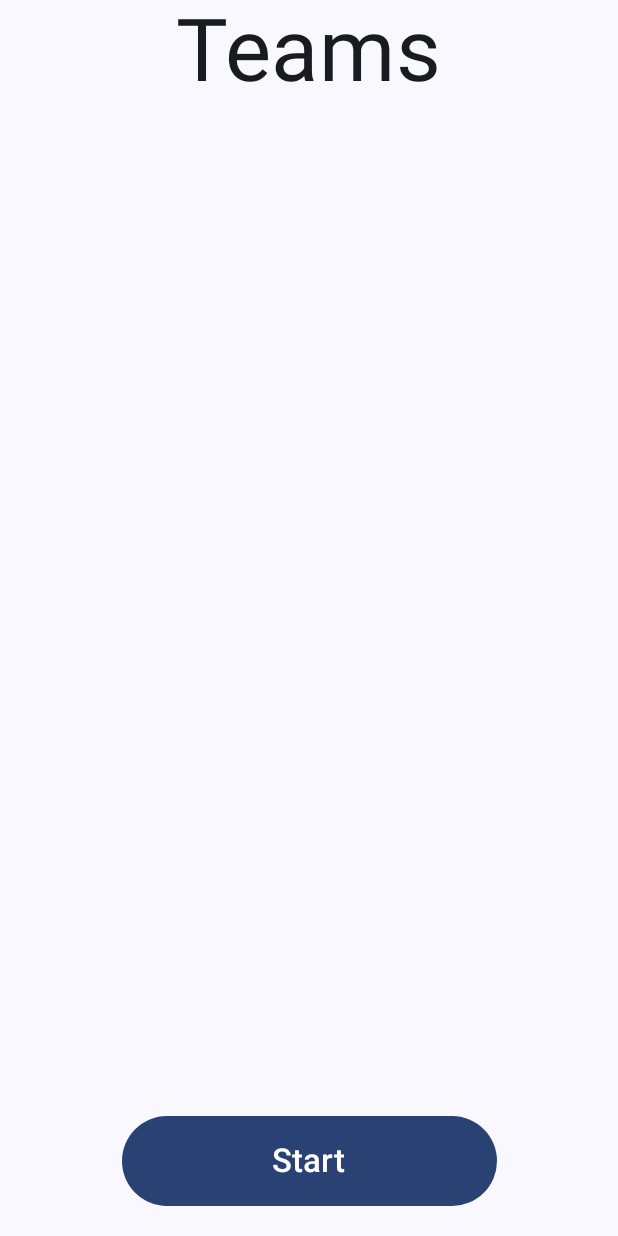
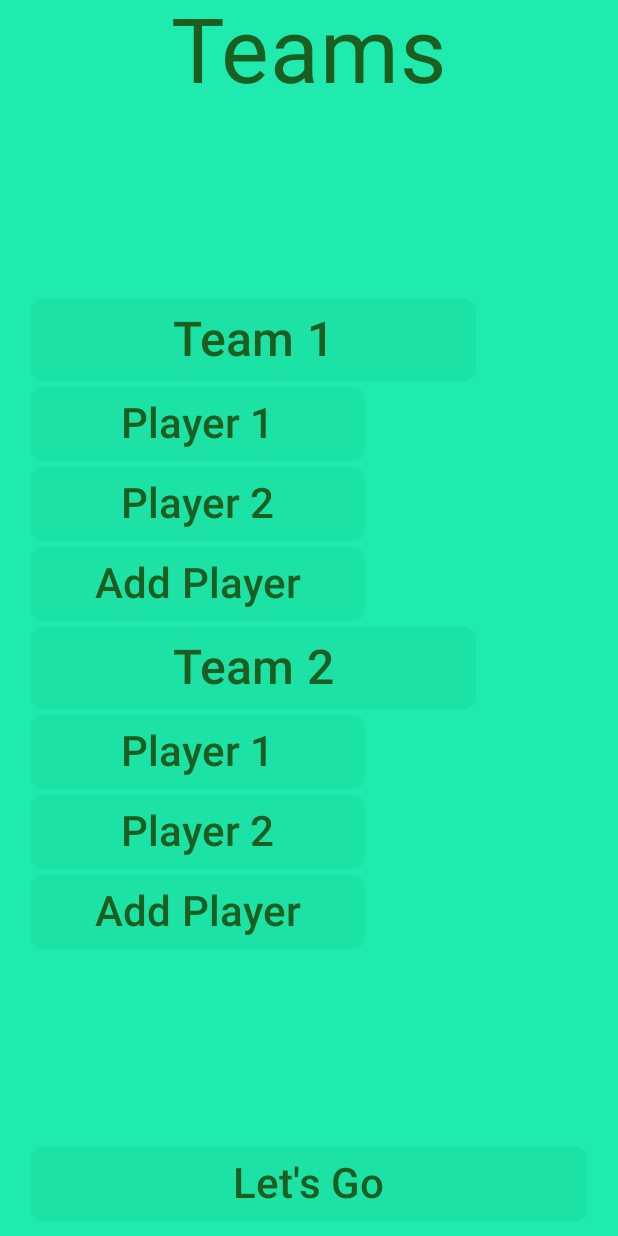
Before and after one commit to gev1997/AliasIT, an Android app built with Jetpack Compose: the TeamsPage screen opened through its navigation route, on a phone screen of 412 x 824 dp. Run offline under Robolectric (Android 15) with nearby library versions, the phone set to English and light mode, and no system bars.

Commit message:
Design TeamsPage

```diff
--- a/app/src/main/java/com/aliasit/ui/TeamsPage.kt
+++ b/app/src/main/java/com/aliasit/ui/TeamsPage.kt
@@ -1,31 +1,105 @@
 package com.aliasit.ui
 
+import androidx.compose.foundation.background
 import androidx.compose.foundation.layout.Arrangement
+import androidx.compose.foundation.layout.BoxWithConstraints
 import androidx.compose.foundation.layout.Column
+import androidx.compose.foundation.layout.Row
 import androidx.compose.foundation.layout.Spacer
+import androidx.compose.foundation.layout.fillMaxHeight
 import androidx.compose.foundation.layout.fillMaxSize
+import androidx.compose.foundation.layout.fillMaxWidth
 import androidx.compose.foundation.layout.padding
 import androidx.compose.foundation.layout.size
+import androidx.compose.foundation.layout.width
+import androidx.compose.foundation.rememberScrollState
+import androidx.compose.foundation.verticalScroll
+import androidx.compose.material.icons.Icons
+import androidx.compose.material.icons.filled.Clear
 import androidx.compose.material3.Button
+import androidx.compose.material3.ButtonDefaults
+import androidx.compose.material3.Icon
 import androidx.compose.material3.Scaffold
 import androidx.compose.material3.Text
 import androidx.compose.runtime.Composable
+import androidx.compose.runtime.collectAsState
 import androidx.compose.ui.Alignment
 import androidx.compose.ui.Modifier
 import androidx.compose.ui.unit.dp
 import androidx.compose.ui.unit.sp
+import com.aliasit.data.playersMaxCount
+import com.aliasit.data.playersMinCount
 
 @Composable
 fun MainActivity.TeamsPage() {
+    val teams = getTeamsViewModel().getStateFlow().collectAsState().value
+
     Scaffold { padding ->
-        Column(Modifier.fillMaxSize().padding(padding), Arrangement.Top, Alignment.CenterHorizontally) {
-            Text("Teams", fontSize = 58.sp)
-        }
-        Column(Modifier.fillMaxSize().padding(padding), Arrangement.Bottom, Alignment.CenterHorizontally) {
-            Button(getNavController().getNavigator("Game"), Modifier.size(250.dp, 60.dp)) {
-                Text("Start", fontSize = 22.sp)
+        BoxWithConstraints {
+            val mainContentColumnWidth = maxWidth * 0.9f
+            val teamTitleWidth = mainContentColumnWidth * 0.8f
+            val teamPlayerWidth = mainContentColumnWidth * 0.6f
+
+            // Main Column
+            Column(Modifier.fillMaxSize().background(backgroundColor).padding(padding), horizontalAlignment = Alignment.CenterHorizontally) {
+                // Main content Column
+                Column(Modifier.fillMaxHeight().width(mainContentColumnWidth).verticalScroll(rememberScrollState()), Arrangement.SpaceBetween) {
+                    // Title Column
+                    Column(Modifier.fillMaxWidth(), horizontalAlignment = Alignment.CenterHorizontally) {
+                        Text("Teams", color = textColor, fontSize = 60.sp)
+                    }
+
+                    // Teams Column
+                    Column(Modifier.fillMaxWidth(), horizontalAlignment = Alignment.CenterHorizontally) {
+                        for (teamIndex in 0..<teams.getCount()) {
+                            val team = teams.getTeam(teamIndex)
+
+                            // Team Column
+                            Column(Modifier.fillMaxWidth()) {
+                                Button({ team.setName("New Team name") }, Modifier.width(teamTitleWidth), colors = ButtonDefaults.buttonColors(buttonColor), shape = buttonShape) {
+                                    Text(team.getName(), color = textColor, fontSize = 32.sp)
+                                }
+
+                                Spacer(Modifier.size(4.dp))
+
+                                for (playerIndex in 0..<team.getPlayersCount()) {
+                                    val player = team.getPlayer(playerIndex)
+
+                                    Row {
+                                        Button({ player.setName("New name") }, Modifier.width(teamPlayerWidth), colors = ButtonDefaults.buttonColors(buttonColor), shape = buttonShape) {
+                                            Text(player.getName(), color = textColor, fontSize = 28.sp)
+                                        }
+                                        if (team.getPlayersCount() > playersMinCount()) {
+                                            Button({ team.removePlayer(playerIndex) }, colors = ButtonDefaults.buttonColors(backgroundColor)) {
+                                                Icon(Icons.Default.Clear, contentDescription = null, tint = textColor)
+                                            }
+                                        }
+                                    }
+
+                                    Spacer(Modifier.size(4.dp))
+                                }
+
+                                if (team.getPlayersCount() < playersMaxCount()) {
+                                    Button({ team.addPlayer() }, Modifier.width(teamPlayerWidth), colors = ButtonDefaults.buttonColors(buttonColor), shape = buttonShape) {
+                                        Text("Add Player", color = textColor, fontSize = 28.sp)
+                                    }
+
+                                    Spacer(Modifier.size(4.dp))
+                                }
+                            }
+                        }
+                    }
+
+                    // Play Column
+                    Column(Modifier.fillMaxWidth(), horizontalAlignment = Alignment.CenterHorizontally) {
+                        Button(getNavController().getNavigator("Game"), Modifier.fillMaxWidth(), colors = ButtonDefaults.buttonColors(buttonColor), shape = buttonShape) {
+                            Text("Let's Go", color = textColor, fontSize = 28.sp)
+                        }
+
+                        Spacer(Modifier.size(10.dp))
+                    }
+                }
             }
-            Spacer(Modifier.size(20.dp))
         }
     }
 }
```
